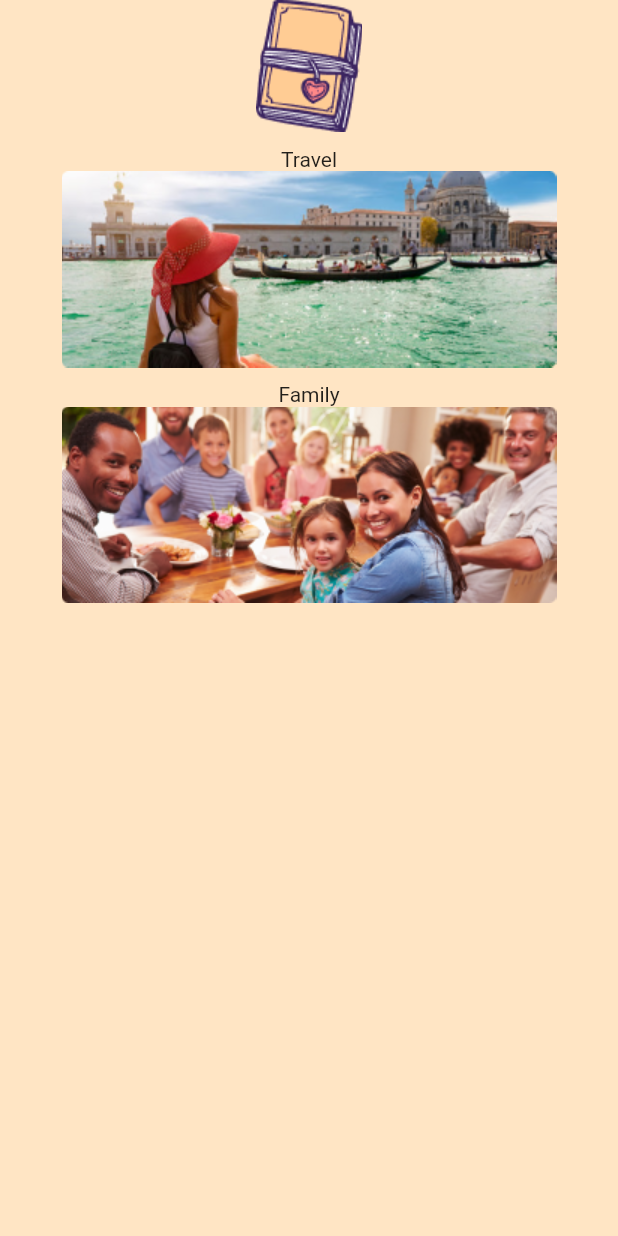
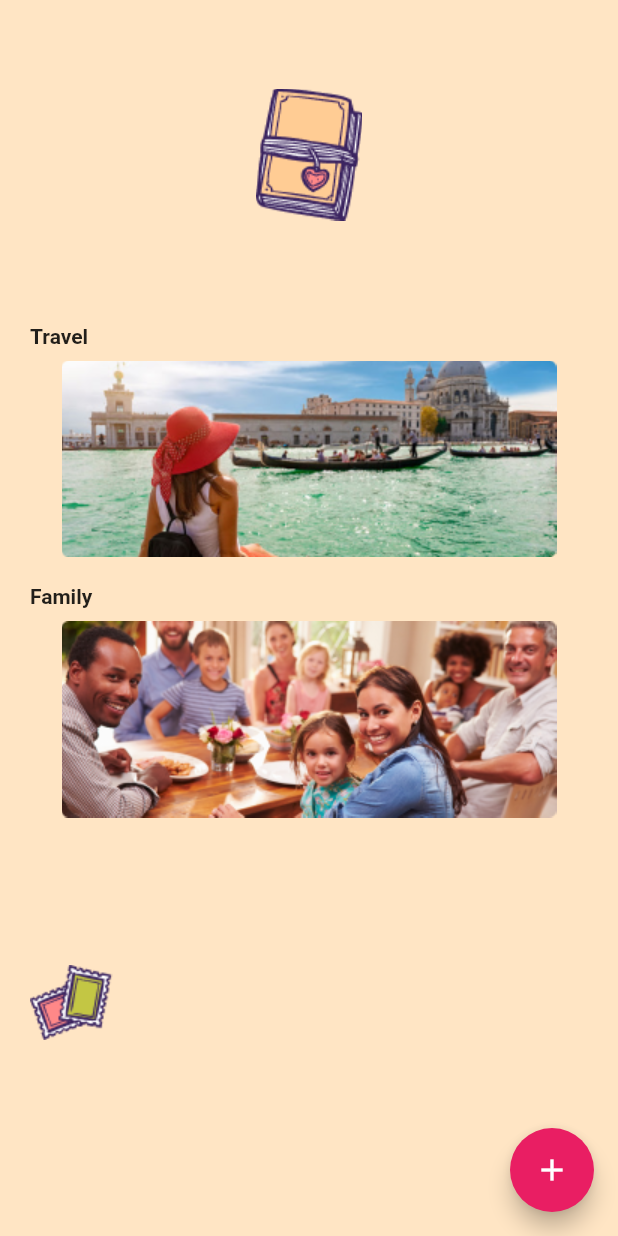
Before and after one commit to thanhle98/memodia, a Flutter app: the screen it shows once a user with an empty profile is signed in, on a phone screen of 412 x 824 dp. Run offline on Flutter 3.47's test engine with Material 2 defaults, Android fonts, the light colour scheme and no system bars; our stand-ins replace cached_network_image, carousel_slider, cloud_firestore, firebase_auth, get, google_sign_in and 1 more; missing offline and left inert: reorderableitemsview; accounts and stored records are empty; generated files the repository leaves out were written again.

Commit message:
Latest working

```diff
--- a/lib/get_routes.dart
+++ b/lib/get_routes.dart
@@ -1,7 +1,10 @@
 import 'package:get/get.dart';
 import 'package:memodia/auth/views/login.dart';
 import 'package:memodia/auth/views/register.dart';
+import 'package:memodia/memodia/views/group_create.view.dart';
 import 'package:memodia/memodia/views/group_list.view.dart';
+import 'package:memodia/memodia/views/post_detail.view.dart';
+import 'package:memodia/memodia/views/post_list.view.dart';
 import 'package:memodia/splashscreen.dart';
 class AppRoutes {
   static final routes = [
@@ -14,6 +17,18 @@ class AppRoutes {
       page: () => GroupList(),
     ),
     GetPage(
+      name: '/group/create',
+      page: () => GroupCreate(),
+    ),
+    GetPage(
+      name: '/post/list',
+      page: () => PostList(),
+    ),
+    GetPage(
+      name: '/post/detail',
+      page: () => PostDetail(),
+    ),
+    GetPage(
       name: '/login',
       page: () => LoginPage(),
     ),
--- a/lib/main.dart
+++ b/lib/main.dart
@@ -2,6 +2,7 @@ import 'package:flutter/material.dart';
 import 'package:get/get.dart';
 import 'package:memodia/auth/auth.controller.dart';
 import 'package:memodia/get_routes.dart';
+import 'package:memodia/memodia/memodia.controller.dart';
 
 void main() {
   WidgetsFlutterBinding.ensureInitialized();
--- /dev/null
+++ b/lib/memodia/models/image.model.dart
@@ -0,0 +1,19 @@
+import 'package:cloud_firestore/cloud_firestore.dart';
+import 'package:json_annotation/json_annotation.dart';
+
+part 'image.model.g.dart';
+
+@JsonSerializable()
+class MemoImage {
+  String hashcode;
+  String filePath;
+
+  MemoImage({this.hashcode, this.filePath});
+
+  factory MemoImage.fromSnapshot(DocumentSnapshot snap) {
+    return MemoImage(hashcode: snap.data["hashcode"], filePath: snap.data["filePath"]);
+  }
+
+  factory MemoImage.fromJson(Map<String, dynamic> json) => _$MemoImageFromJson(json);
+  Map<String, dynamic> toJson() => _$MemoImageToJson(this);
+}
--- /dev/null
+++ b/lib/memodia/models/memodia.model.dart
@@ -0,0 +1,31 @@
+import 'dart:convert';
+
+import 'package:cloud_firestore/cloud_firestore.dart';
+import 'package:memodia/memodia/models/image.model.dart';
+import 'package:json_annotation/json_annotation.dart';
+
+part 'memodia.model.g.dart';
+
+@JsonSerializable()
+class Memodia {
+  String id;
+  String userId;
+  List<MemoImage> images;
+  String description;
+
+  Memodia({this.id, this.userId, this.images, this.description});
+
+  factory Memodia.fromJson(Map<String, dynamic> json) => _$MemodiaFromJson(json);
+  Map<String, dynamic> toJson() => _$MemodiaToJson(this);
+
+  factory Memodia.fromSnapshot(DocumentSnapshot snap) {
+    return Memodia(
+      id: snap.data["id"],
+      userId: snap.data["userId"],
+      description: snap.data["description"],
+      images: snap.data["images"].map<MemoImage>((mI) {
+        return MemoImage.fromJson(mI);
+      }).toList(),
+    );
+  }
+}
--- a/lib/memodia/views/group_list.view.dart
+++ b/lib/memodia/views/group_list.view.dart
@@ -1,25 +1,40 @@
 import 'package:flutter/material.dart';
+import 'package:get/get.dart';
 
 class GroupList extends StatelessWidget {
   @override
   Widget build(BuildContext context) {
     return Scaffold(
       body: Container(
+        width: Get.width,
+        padding: EdgeInsets.symmetric(horizontal: 20.0),
         color: Color(0xffFFE5C4),
-        child: Center(
-          child: Column(
-            children: [
-              Image(image: AssetImage("assets/images/album.png")),
-              SizedBox(height: 10.0),
-              Text("Travel"),
-              Image(image: AssetImage("assets/images/group_travel.png")),
-              SizedBox(height: 10.0),
-              Text("Family"),
-              Image(image: AssetImage("assets/images/group_family.png")),
-            ],
-          ),
+        child: ListView(
+          children: [
+            Image(
+              image: AssetImage("assets/images/album.png"),
+              height: Get.height / 4,
+            ),
+            SizedBox(height: 10.0),
+            Text("Travel", style: TextStyle(fontWeight: FontWeight.bold)),
+            Image(image: AssetImage("assets/images/group_travel.png")),
+            SizedBox(height: 10.0),
+            Text("Family", style: TextStyle(fontWeight: FontWeight.bold)),
+            InkWell(
+              child: Image(image: AssetImage("assets/images/group_family.png")),
+              onTap: () {
+                Get.toNamed("/post/list");
+              },
+            ),
+            SizedBox(height: 90),
+            Align(
+              child: Image(image: AssetImage("assets/images/stamp.png"), height: 50),
+              alignment: Alignment.bottomLeft,
+            )
+          ],
         ),
       ),
+      floatingActionButton: FloatingActionButton(child: Icon(Icons.add), onPressed: () => Get.toNamed("/group/create")),
     );
   }
 }
--- a/lib/todo/models/todo.model.dart
+++ b/lib/todo/models/todo.model.dart
@@ -5,7 +5,9 @@ class Todo {
   String title;
   bool done;
   String userId;
+
   Todo({this.id, this.userId, this.title, this.done = false});
+
   copyWith({title, done}) {
     return Todo(
       id: id,
```
Also changed, not shown: lib/memodia/memodia.controller.dart (+75 -0 lines), lib/memodia/memodia.service.dart (+33 -0 lines), lib/memodia/views/group_create.view.dart (added, +46 -0 lines), lib/memodia/views/post_detail.view.dart (added, +69 -0 lines), lib/memodia/views/post_list.view.dart (added, +47 -0 lines), lib/memodia/widgets/image-title.widget.dart (added, +47 -0 lines), lib/memodia/widgets/memodia-item.controller.dart (added, +9 -0 lines), lib/memodia/widgets/memodia-item.widget.dart (added, +77 -0 lines), lib/todo/todo.service.dart (+4 -7 lines), pubspec.yaml (+16 -11 lines), assets/images/image_illu.png (added), lib/memodia/models/image.model.g.dart (added), lib/memodia/models/memodia.model.g.dart (added), pubspec.lock, 3 other files.
